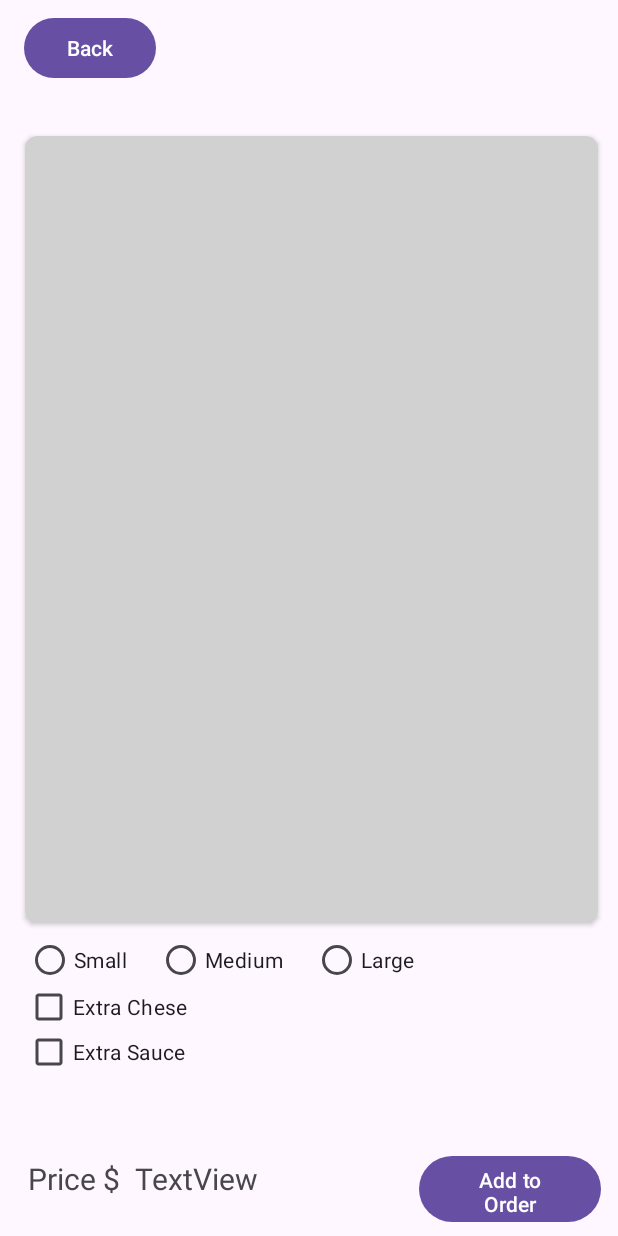
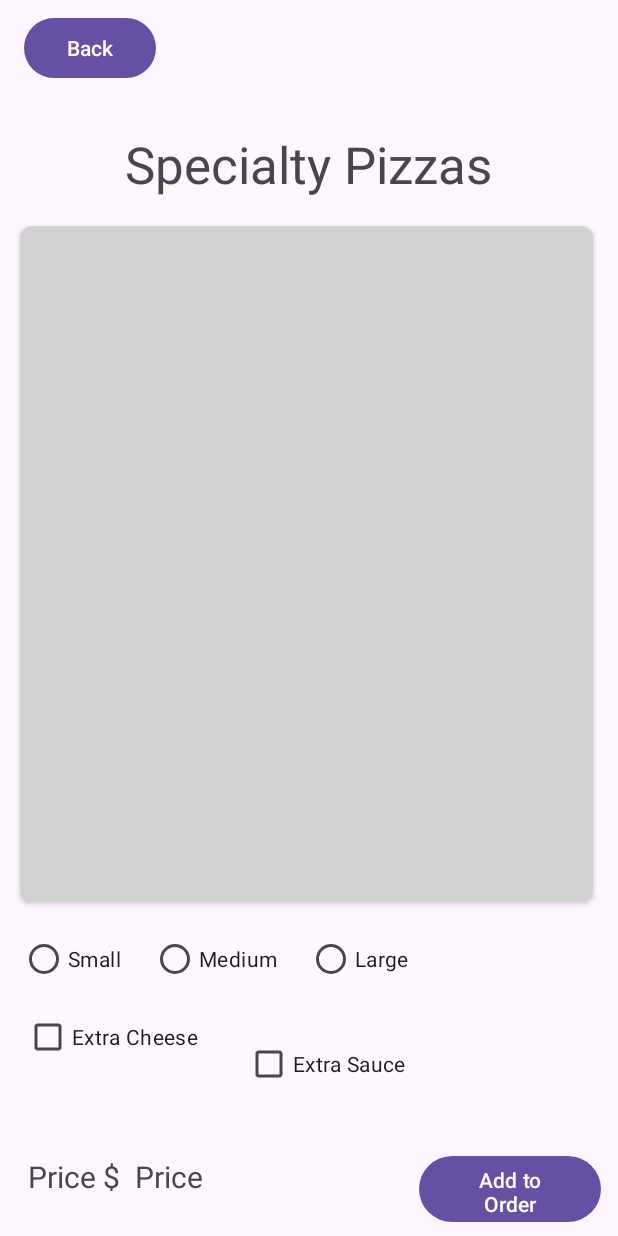
Before and after one commit to aecone/Pizza-Maker, an Android app: the layout activity_specialty.xml on its own in the app's theme, with its tools: preview values and no code run, on a phone screen of 412 x 824 dp. Run offline under Robolectric (Android 15) with nearby library versions, the phone set to English and light mode, and no system bars.

Commit message:
new pizzas

```diff
--- a/app/src/main/java/com/pizza/RUPizza/Specialty.java
+++ b/app/src/main/java/com/pizza/RUPizza/Specialty.java
@@ -8,12 +8,15 @@ import android.content.Intent;
 import android.os.Bundle;
 import android.view.View;
 
+import com.pizza.RUPizza.backend.PizzaSingleton;
+
 import java.util.ArrayList;
 
 public class Specialty extends AppCompatActivity {
 
     ArrayList<PizzaModel> pizzaModel = new ArrayList<>();
     int[] pizzaImages = {R.drawable.deluxe, R.drawable.supreme, R.drawable.meatzza, R.drawable.pepperoni, R.drawable.seafood, R.drawable.hawaiian, R.drawable.veggie, R.drawable.margherita, R.drawable.chonky, R.drawable.kim};
+    PizzaSingleton singleton = PizzaSingleton.getInstance();
 
     @Override
     protected void onCreate(Bundle savedInstanceState) {
--- a/app/src/main/java/com/pizza/RUPizza/backend/Topping.java
+++ b/app/src/main/java/com/pizza/RUPizza/backend/Topping.java
@@ -17,7 +17,13 @@ public enum Topping {
     CRAB("Crab Meat"),
     PINEAPPLE("Pineapple"),
     CHICKEN("Chicken"),
+    SWEET_POTATO("Sweet Potato"),
+    BACON("Bacon"),
+    CORN("Corn"),
+    BASIL("Basil"),
+    MOZZARELLA("Mozzarella"),
     BEEF("Beef");
+
     private final String name;
 
     /**
--- a/app/src/main/res/layout/activity_specialty.xml
+++ b/app/src/main/res/layout/activity_specialty.xml
@@ -8,33 +8,34 @@
 
 
     <CheckBox
+        android:id="@+id/extraSauce"
+        android:layout_width="114dp"
+        android:layout_height="48dp"
+        android:text="@string/extra_sauce"
+        app:layout_constraintBottom_toTopOf="@+id/price"
+        app:layout_constraintEnd_toEndOf="parent"
+        app:layout_constraintHorizontal_bias="0.0"
+        app:layout_constraintStart_toEndOf="@+id/extraCheese"
+        app:layout_constraintTop_toBottomOf="@+id/radioGroup"
+        app:layout_constraintVertical_bias="0.375" />
+
+    <CheckBox
         android:id="@+id/extraCheese"
-        android:layout_width="114dp"
-        android:layout_height="30dp"
-        android:text="Extra Chese"
+        android:layout_width="147dp"
+        android:layout_height="48dp"
+        android:layout_marginTop="4dp"
+        android:text="@string/extra_cheese"
         app:layout_constraintEnd_toEndOf="parent"
-        app:layout_constraintHorizontal_bias="0.057"
+        app:layout_constraintHorizontal_bias="0.06"
         app:layout_constraintStart_toStartOf="parent"
         app:layout_constraintTop_toBottomOf="@+id/radioGroup" />
-
-    <CheckBox
-        android:id="@+id/extraSauce"
-        android:layout_width="114dp"
-        android:layout_height="30dp"
-        android:text="Extra Sauce"
-        app:layout_constraintBottom_toBottomOf="parent"
-        app:layout_constraintEnd_toEndOf="parent"
-        app:layout_constraintHorizontal_bias="0.057"
-        app:layout_constraintStart_toStartOf="parent"
-        app:layout_constraintTop_toBottomOf="@+id/extraCheese"
-        app:layout_constraintVertical_bias="0.0" />
 
     <TextView
         android:id="@+id/textView3"
         android:layout_width="71dp"
         android:layout_height="31dp"
         android:layout_marginStart="16dp"
-        android:text="Price $"
+        android:text="@string/price_label"
         android:textSize="20sp"
         app:layout_constraintBottom_toBottomOf="parent"
         app:layout_constraintEnd_toStartOf="@+id/price"
@@ -46,21 +47,21 @@
     <androidx.cardview.widget.CardView
         android:id="@+id/cardView"
         android:layout_width="382dp"
-        android:layout_height="524dp"
+        android:layout_height="450dp"
         app:cardBackgroundColor="#D1D1D1"
         app:cardCornerRadius="8dp"
         app:cardElevation="2dp"
         app:layout_constraintBottom_toBottomOf="parent"
         app:layout_constraintEnd_toEndOf="parent"
-        app:layout_constraintHorizontal_bias="0.551"
+        app:layout_constraintHorizontal_bias="0.448"
         app:layout_constraintStart_toStartOf="parent"
         app:layout_constraintTop_toTopOf="parent"
-        app:layout_constraintVertical_bias="0.302">
+        app:layout_constraintVertical_bias="0.402">
 
         <androidx.recyclerview.widget.RecyclerView
             android:id="@+id/RV"
             android:layout_width="375dp"
-            android:layout_height="525dp"
+            android:layout_height="match_parent"
             android:scrollbars="vertical"
             app:layout_constraintBottom_toBottomOf="parent"
             app:layout_constraintEnd_toEndOf="parent"
@@ -86,7 +87,7 @@
         android:id="@+id/price"
         android:layout_width="189dp"
         android:layout_height="31dp"
-        android:text="TextView"
+        android:text="@string/price"
         android:textSize="20sp"
         app:layout_constraintBottom_toBottomOf="parent"
         app:layout_constraintEnd_toEndOf="parent"
@@ -103,7 +104,7 @@
         android:onClick="displayMain"
         android:text="@string/back"
         app:layout_constraintEnd_toEndOf="parent"
-        app:layout_constraintHorizontal_bias="0.05"
+        app:layout_constraintHorizontal_bias="0.049"
         app:layout_constraintStart_toStartOf="parent"
         app:layout_constraintTop_toBottomOf="@+id/cardView"
         app:layout_constraintTop_toTopOf="parent" />
@@ -111,35 +112,48 @@
     <RadioGroup
         android:id="@+id/radioGroup"
         android:layout_width="381dp"
-        android:layout_height="32dp"
+        android:layout_height="48dp"
         android:orientation="horizontal"
         app:layout_constraintBottom_toBottomOf="parent"
         app:layout_constraintEnd_toEndOf="parent"
-        app:layout_constraintHorizontal_bias="0.566"
+        app:layout_constraintHorizontal_bias="0.433"
         app:layout_constraintStart_toStartOf="parent"
         app:layout_constraintTop_toBottomOf="@+id/cardView"
-        app:layout_constraintVertical_bias="0.053">
+        app:layout_constraintVertical_bias="0.083">
 
         <RadioButton
             android:id="@+id/radioButton1"
             android:layout_width="wrap_content"
-            android:layout_height="wrap_content"
+            android:layout_height="48dp"
             android:layout_marginEnd="20dp"
             android:text="@string/small" />
 
         <RadioButton
             android:id="@+id/radioButton2"
             android:layout_width="wrap_content"
-            android:layout_height="wrap_content"
+            android:layout_height="48dp"
             android:layout_marginEnd="20dp"
             android:text="@string/medium" />
 
         <RadioButton
             android:id="@+id/radioButton3"
             android:layout_width="wrap_content"
-            android:layout_height="wrap_content"
+            android:layout_height="48dp"
             android:text="@string/large" />
 
     </RadioGroup>
 
+    <TextView
+        android:id="@+id/textView9"
+        android:layout_width="wrap_content"
+        android:layout_height="wrap_content"
+        android:text="Specialty Pizzas"
+        android:textSize="34sp"
+        app:layout_constraintBottom_toTopOf="@+id/cardView"
+        app:layout_constraintEnd_toEndOf="parent"
+        app:layout_constraintHorizontal_bias="0.498"
+        app:layout_constraintStart_toStartOf="parent"
+        app:layout_constraintTop_toTopOf="parent"
+        app:layout_constraintVertical_bias="0.823" />
+
 </androidx.constraintlayout.widget.ConstraintLayout>
--- a/app/src/main/res/values/strings.xml
+++ b/app/src/main/res/values/strings.xml
@@ -5,8 +5,10 @@
     <string name="small">Small</string>
     <string name="medium">Medium</string>
     <string name="large">Large</string>
-
-
+    <string name="extra_cheese">Extra Cheese</string>
+    <string name="extra_sauce">Extra Sauce</string>
+    <string name="price_label">Price $</string>
+    <string name="price">Price</string>
 
     <string-array name="pizza_type">
         <item>Deluxe</item>
```
Also changed, not shown: app/src/main/java/com/pizza/RUPizza/backend/ChonkyCheungers.java (added, +63 -0 lines), app/src/main/java/com/pizza/RUPizza/backend/Hawaiian.java (added, +62 -0 lines), app/src/main/java/com/pizza/RUPizza/backend/KillerKim.java (added, +62 -0 lines), app/src/main/java/com/pizza/RUPizza/backend/Margherita.java (added, +57 -0 lines), app/src/main/java/com/pizza/RUPizza/backend/Veggie.java (added, +60 -0 lines).
